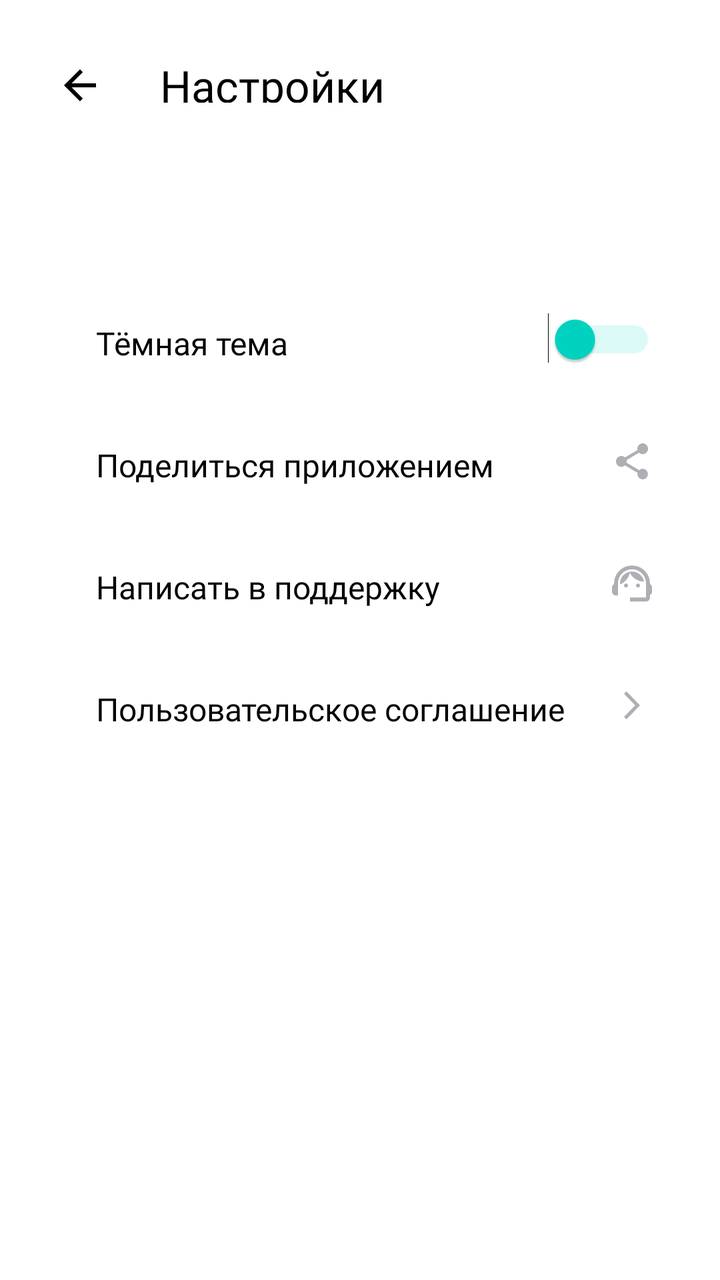
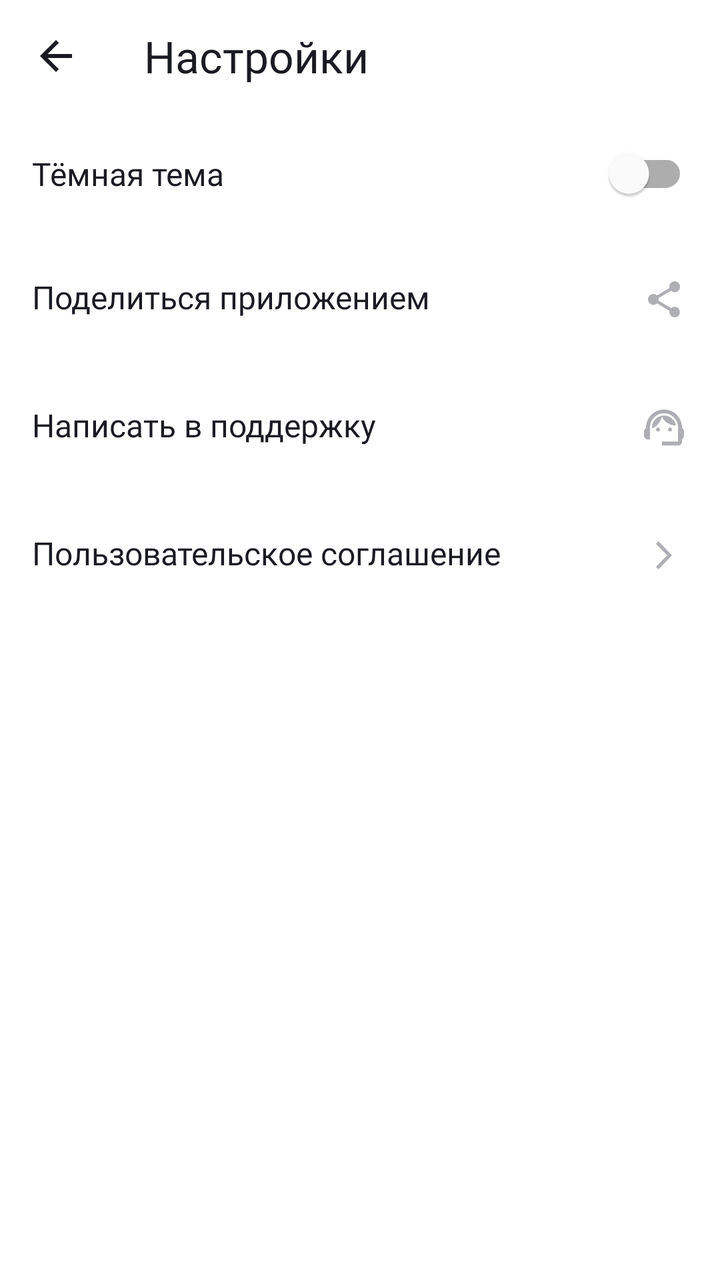

Before-and-after screenshots of an Android layout around one commit, followed by the original layout XML and the change that was made.
<!-- AndroidManifest.xml: application theme Theme.MaterialComponents.DayNight.NoActionBar -->
<!-- res/layout/activity_settings.xml -->
<?xml version="1.0" encoding="utf-8"?>
<LinearLayout xmlns:android="http://schemas.android.com/apk/res/android"
    xmlns:app="http://schemas.android.com/apk/res-auto"
    android:layout_width="match_parent"
    android:layout_height="match_parent"
    android:orientation="vertical"
    android:background="?attr/colorSurface"
    android:paddingStart="@dimen/padding_default"
    android:paddingEnd="@dimen/padding_default">

    


    <LinearLayout
        android:layout_width="match_parent"
        android:layout_height="wrap_content"
        android:layout_marginTop="@dimen/margin_top_title"
        android:layout_marginBottom="@dimen/margin_bottom_title"
        android:gravity="center_vertical"
        android:orientation="horizontal">

        <ImageView
            android:id="@+id/back_button"
            style="@style/SettingsIcon"
            android:layout_marginTop="12dp"
            android:layout_marginStart="12dp"
            android:layout_marginEnd="16dp"
            android:tint="?attr/colorOnSurface"
            android:src="@drawable/ic_back_arrow_24"/>

        <TextView
            style="@style/SettingsTitle"
            android:text="@string/settings" />

    </LinearLayout>

    <LinearLayout
        style="@style/SettingsItem"
        android:layout_marginTop="@dimen/margin_top_first_item">

        <TextView
            style="@style/SettingsText"
            android:text="@string/dark_theme" />

        <Switch
            android:id="@+id/switch_theme"
            style="@style/SettingsSwitch"/>

    </LinearLayout>

    
    <LinearLayout
        android:id= "@+id/share_item"
        style="@style/SettingsItem">

        <TextView
            style="@style/SettingsText"
            android:text="@string/share_app" />

        <ImageView
            style="@style/SettingsIcon"
            android:src="@drawable/ic_share_24"/>

    </LinearLayout>

    
    <LinearLayout
        android:id = "@+id/support_item"
        style="@style/SettingsItem">

        <TextView
            style="@style/SettingsText"
            android:text="@string/write_to_support" />

        <ImageView
            style="@style/SettingsIcon"
            android:src="@drawable/ic_support_24"/>

    </LinearLayout>

    
    <LinearLayout
        android:id= "@+id/agreement_item"
        style="@style/SettingsItem">

        <TextView
            style="@style/SettingsText"
            android:text="@string/user_agreement" />

        <ImageView
            style="@style/SettingsIcon"
            android:src="@drawable/ic_arrow_agreement_24"/>

    </LinearLayout>

</LinearLayout>
<!-- resources referenced by this layout -->
<resources>
  <dimen name="margin_bottom_title">40dp</dimen>
  <dimen name="margin_top_first_item">29dp</dimen>
  <dimen name="margin_top_title">10dp</dimen>
  <dimen name="padding_default">16dp</dimen>
  <!-- drawable ic_arrow_agreement_24 (drawable) -->
  <vector xmlns:android="http://schemas.android.com/apk/res/android"
      android:width="24dp"
      android:height="24dp"
      android:viewportWidth="24"
      android:viewportHeight="24">
    <path
        android:pathData="M8,17.749L9.213,19L16,12L9.213,5L8,6.252L13.573,12L8,17.749Z"
        android:fillColor="#AEAFB4"/>
  </vector>
  <string name="dark_theme">Тёмная тема</string>
  <string name="settings">Настройки</string>
  <string name="share_app">Поделиться приложением</string>
  <string name="user_agreement">Пользовательское соглашение</string>
  <string name="write_to_support">Написать в поддержку</string>
  <style name="SettingsIcon">
          <item name="android:layout_width">24dp</item>
          <item name="android:layout_height">24dp</item>
          <item name="android:layout_marginTop">@dimen/settings_icon_margin_top</item>
          <item name="android:layout_marginEnd">@dimen/padding_default</item>
          <item name="android:tint">@color/gray</item>
      </style>
  <style name="SettingsItem">
          <item name="android:layout_width">match_parent</item>
          <item name="android:layout_height">@dimen/settings_item_height</item>
          <item name="android:background">?attr/colorSurface</item>
          <item name="android:orientation">horizontal</item>
          <item name="android:gravity">center_vertical</item>
      </style>
  <style name="SettingsSwitch">
          <item name="android:layout_width">wrap_content</item>
          <item name="android:layout_height">wrap_content</item>
          <item name="android:layout_marginTop">@dimen/settings_icon_margin_top</item>
          <item name="android:layout_marginEnd">@dimen/padding_default</item>
          <item name="android:thumbTint">@color/switch_thumb</item>
          <item name="android:trackTint">@color/switch_track</item>
      </style>
  <style name="SettingsText">
          <item name="android:layout_width">0dp</item>
          <item name="android:layout_weight">1</item>
          <item name="android:layout_height">match_parent</item>
  
          <item name="android:gravity">center_vertical</item>
          <item name="android:fontFamily">@font/ys_display_regular</item>
          <item name="android:textColor">?attr/colorOnSurface</item>
          <item name="android:textSize">@dimen/text_size_settings</item>
          <item name="android:paddingStart">@dimen/padding_default</item>
          <item name="android:paddingEnd">@dimen/padding_default</item>
          <item name="android:layout_marginTop">@dimen/settings_text_margin_top</item>
          <item name="android:layout_marginStart">@dimen/settings_text_margin_start</item>
      </style>
  <style name="SettingsTitle">
          <item name="android:layout_width">0dp</item>
          <item name="android:layout_weight">1</item>
          <item name="android:layout_height">wrap_content</item>
  
          <item name="android:textColor">?attr/colorOnSurface</item>
          <item name="android:textSize">@dimen/text_size_title</item>
          <item name="android:fontFamily">@font/ys_display_medium</item>
          <item name="android:layout_marginStart">@dimen/settings_title_margin_start</item>
          <item name="android:layout_marginTop">@dimen/settings_title_margin_top</item>
      </style>
  <dimen name="settings_icon_margin_top">19dp</dimen>
  <color name="gray">#AEAFB4</color>
  <dimen name="settings_item_height">61dp</dimen>
  <color name="switch_thumb">#00D6C3</color>
  <color name="switch_track">#76EAE0</color>
  <dimen name="text_size_settings">16sp</dimen>
  <dimen name="settings_text_margin_top">21dp</dimen>
  <dimen name="settings_text_margin_start">16dp</dimen>
  <dimen name="text_size_title">22sp</dimen>
  <dimen name="settings_title_margin_start">12dp</dimen>
  <dimen name="settings_title_margin_top">12dp</dimen>
  <!-- unchanged entries left out for length: 3 -->
</resources>

<!-- the commit's change to res/layout/activity_settings.xml (unified diff, before → after) -->
@@ -4,93 +4,49 @@
     android:layout_width="match_parent"
     android:layout_height="match_parent"
     android:orientation="vertical"
-    android:background="?attr/colorSurface"
-    android:paddingStart="@dimen/padding_default"
-    android:paddingEnd="@dimen/padding_default">
+    android:background="@color/white">
 
     
 
-
-    <LinearLayout
+    <com.google.android.material.appbar.MaterialToolbar
+        android:id="@+id/tbSettings"
         android:layout_width="match_parent"
         android:layout_height="wrap_content"
-        android:layout_marginTop="@dimen/margin_top_title"
-        android:layout_marginBottom="@dimen/margin_bottom_title"
-        android:gravity="center_vertical"
-        android:orientation="horizontal">
+        app:navigationIcon="@drawable/ic_back_arrow_24"
+        app:title="@string/settings"
+        app:titleTextColor="@color/black"
+        app:titleTextAppearance="@style/titles"/>
 
-        <ImageView
-            android:id="@+id/back_button"
-            style="@style/SettingsIcon"
-            android:layout_marginTop="12dp"
-            android:layout_marginStart="12dp"
-            android:layout_marginEnd="16dp"
-            android:tint="?attr/colorOnSurface"
-            android:src="@drawable/ic_back_arrow_24"/>
-
-        <TextView
-            style="@style/SettingsTitle"
-            android:text="@string/settings" />
-
-    </LinearLayout>
-
-    <LinearLayout
-        style="@style/SettingsItem"
-        android:layout_marginTop="@dimen/margin_top_first_item">
-
-        <TextView
-            style="@style/SettingsText"
-            android:text="@string/dark_theme" />
-
-        <Switch
-            android:id="@+id/switch_theme"
-            style="@style/SettingsSwitch"/>
-
-    </LinearLayout>
 
     
-    <LinearLayout
-        android:id= "@+id/share_item"
-        style="@style/SettingsItem">
 
-        <TextView
-            style="@style/SettingsText"
-            android:text="@string/share_app" />
-
-        <ImageView
-            style="@style/SettingsIcon"
-            android:src="@drawable/ic_share_24"/>
-
-    </LinearLayout>
+    <com.google.android.material.switchmaterial.SwitchMaterial
+        android:id="@+id/theme_switch"
+        style="@style/Settings"
+        android:text="@string/dark_theme"/>
 
     
-    <LinearLayout
-        android:id = "@+id/support_item"
-        style="@style/SettingsItem">
 
-        <TextView
-            style="@style/SettingsText"
-            android:text="@string/write_to_support" />
-
-        <ImageView
-            style="@style/SettingsIcon"
-            android:src="@drawable/ic_support_24"/>
-
-    </LinearLayout>
+    <com.google.android.material.textview.MaterialTextView
+        android:id="@+id/tv_share"
+        style="@style/Settings"
+        android:text="@string/share_app"
+        android:drawableEnd="@drawable/ic_share_24"/>
 
     
-    <LinearLayout
-        android:id= "@+id/agreement_item"
-        style="@style/SettingsItem">
 
-        <TextView
-            style="@style/SettingsText"
-            android:text="@string/user_agreement" />
+    <com.google.android.material.textview.MaterialTextView
+        android:id="@+id/tv_support"
+        style="@style/Settings"
+        android:text="@string/write_to_support"
+        android:drawableEnd="@drawable/ic_support_24"/>
 
-        <ImageView
-            style="@style/SettingsIcon"
-            android:src="@drawable/ic_arrow_agreement_24"/>
+    
 
-    </LinearLayout>
+    <com.google.android.material.textview.MaterialTextView
+        android:id="@+id/tv_agreement"
+        style="@style/Settings"
+        android:text="@string/user_agreement"
+        android:drawableEnd="@drawable/ic_arrow_agreement_24"/>
 
 </LinearLayout>
<!-- resource entries referenced after the edit -->
@@ -1,9 +1,7 @@
 <!-- resources referenced by this layout -->
 <resources>
-  <dimen name="margin_bottom_title">40dp</dimen>
-  <dimen name="margin_top_first_item">29dp</dimen>
-  <dimen name="margin_top_title">10dp</dimen>
-  <dimen name="padding_default">16dp</dimen>
+  <color name="black">#1A1B22</color>
+  <color name="white">#FFFFFF</color>
   <!-- drawable ic_arrow_agreement_24 (drawable) -->
   <vector xmlns:android="http://schemas.android.com/apk/res/android"
       android:width="24dp"
@@ -19,64 +17,25 @@
   <string name="share_app">Поделиться приложением</string>
   <string name="user_agreement">Пользовательское соглашение</string>
   <string name="write_to_support">Написать в поддержку</string>
-  <style name="SettingsIcon">
-          <item name="android:layout_width">24dp</item>
-          <item name="android:layout_height">24dp</item>
-          <item name="android:layout_marginTop">@dimen/settings_icon_margin_top</item>
-          <item name="android:layout_marginEnd">@dimen/padding_default</item>
-          <item name="android:tint">@color/gray</item>
+  <style name="Settings">
+          <item name="android:layout_width">match_parent</item>
+          <item name="android:layout_height">wrap_content</item>
+          <item name="android:paddingStart">@dimen/horizontal</item>
+          <item name="android:paddingEnd">@dimen/horizontal</item>
+          <item name="android:paddingTop">@dimen/top</item>
+          <item name="android:paddingBottom">@dimen/top</item>
+          <item name="android:textSize">@dimen/text_size_body</item>
+          <item name="android:textColor">@color/black</item>
+          <item name="android:fontFamily">@font/ys_display_regular</item>
       </style>
-  <style name="SettingsItem">
-          <item name="android:layout_width">match_parent</item>
-          <item name="android:layout_height">@dimen/settings_item_height</item>
-          <item name="android:background">?attr/colorSurface</item>
-          <item name="android:orientation">horizontal</item>
-          <item name="android:gravity">center_vertical</item>
-      </style>
-  <style name="SettingsSwitch">
-          <item name="android:layout_width">wrap_content</item>
-          <item name="android:layout_height">wrap_content</item>
-          <item name="android:layout_marginTop">@dimen/settings_icon_margin_top</item>
-          <item name="android:layout_marginEnd">@dimen/padding_default</item>
-          <item name="android:thumbTint">@color/switch_thumb</item>
-          <item name="android:trackTint">@color/switch_track</item>
-      </style>
-  <style name="SettingsText">
-          <item name="android:layout_width">0dp</item>
-          <item name="android:layout_weight">1</item>
-          <item name="android:layout_height">match_parent</item>
-  
-          <item name="android:gravity">center_vertical</item>
-          <item name="android:fontFamily">@font/ys_display_regular</item>
-          <item name="android:textColor">?attr/colorOnSurface</item>
-          <item name="android:textSize">@dimen/text_size_settings</item>
-          <item name="android:paddingStart">@dimen/padding_default</item>
-          <item name="android:paddingEnd">@dimen/padding_default</item>
-          <item name="android:layout_marginTop">@dimen/settings_text_margin_top</item>
-          <item name="android:layout_marginStart">@dimen/settings_text_margin_start</item>
-      </style>
-  <style name="SettingsTitle">
-          <item name="android:layout_width">0dp</item>
-          <item name="android:layout_weight">1</item>
-          <item name="android:layout_height">wrap_content</item>
-  
-          <item name="android:textColor">?attr/colorOnSurface</item>
+  <style name="titles">
           <item name="android:textSize">@dimen/text_size_title</item>
           <item name="android:fontFamily">@font/ys_display_medium</item>
-          <item name="android:layout_marginStart">@dimen/settings_title_margin_start</item>
-          <item name="android:layout_marginTop">@dimen/settings_title_margin_top</item>
       </style>
-  <dimen name="settings_icon_margin_top">19dp</dimen>
-  <color name="gray">#AEAFB4</color>
-  <dimen name="settings_item_height">61dp</dimen>
-  <color name="switch_thumb">#00D6C3</color>
-  <color name="switch_track">#76EAE0</color>
-  <dimen name="text_size_settings">16sp</dimen>
-  <dimen name="settings_text_margin_top">21dp</dimen>
-  <dimen name="settings_text_margin_start">16dp</dimen>
+  <dimen name="horizontal">16dp</dimen>
+  <dimen name="top">20dp</dimen>
+  <dimen name="text_size_body">16sp</dimen>
   <dimen name="text_size_title">22sp</dimen>
-  <dimen name="settings_title_margin_start">12dp</dimen>
-  <dimen name="settings_title_margin_top">12dp</dimen>
   <!-- unchanged entries left out for length: 3 -->
 </resources>
 
